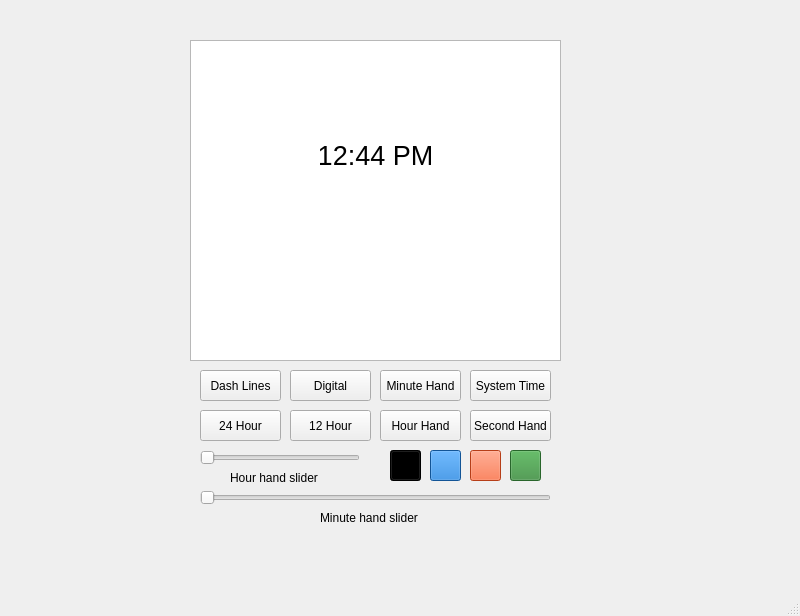
Above: mainwindow.ui from kk107k/Analog-Clock-QML before the change. Below: the same form after it.
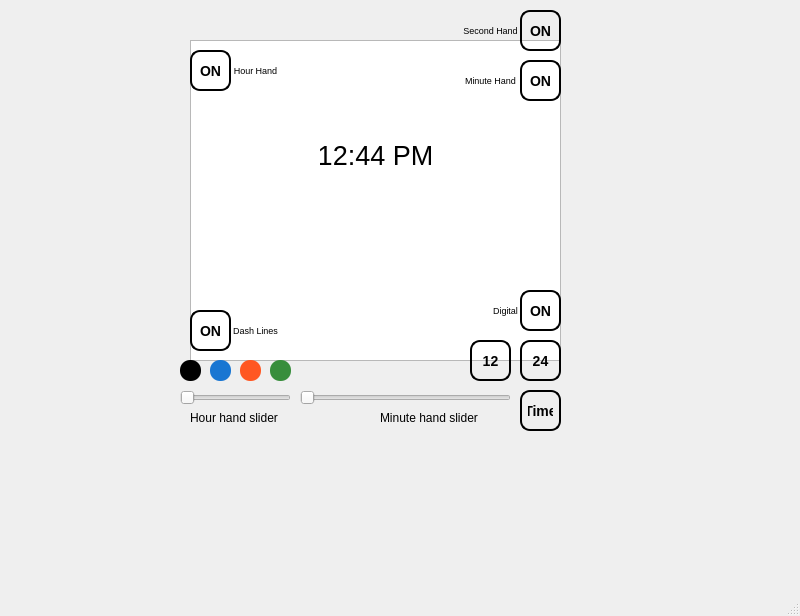
That is the form after the change. Custom widgets are drawn as their Qt base class.

Diff of the .ui file:
```diff
--- a/mainwindow.ui
+++ b/mainwindow.ui
@@ -14,32 +14,6 @@
    <string>MainWindow</string>
   </property>
   <widget class="QWidget" name="centralwidget">
-   <widget class="QPushButton" name="toggleDigitalButton">
-    <property name="geometry">
-     <rect>
-      <x>290</x>
-      <y>370</y>
-      <width>81</width>
-      <height>31</height>
-     </rect>
-    </property>
-    <property name="text">
-     <string>Digital</string>
-    </property>
-   </widget>
-   <widget class="QPushButton" name="toggle12HourModeButton">
-    <property name="geometry">
-     <rect>
-      <x>290</x>
-      <y>410</y>
-      <width>81</width>
-      <height>31</height>
-     </rect>
-    </property>
-    <property name="text">
-     <string>12 Hour</string>
-    </property>
-   </widget>
    <widget class="ClockFace" name="clockFace">
     <property name="geometry">
      <rect>
@@ -77,61 +51,113 @@
    <widget class="QPushButton" name="toggle24HourModeButton">
     <property name="geometry">
      <rect>
-      <x>200</x>
-      <y>410</y>
-      <width>81</width>
-      <height>31</height>
+      <x>520</x>
+      <y>340</y>
+      <width>41</width>
+      <height>41</height>
      </rect>
     </property>
+    <property name="styleSheet">
+     <string notr="true">QPushButton {
+   border: 2px solid black;
+   border-radius: 10px;
+   font: bold 14px;
+   padding: 6px;
+}
+
+QPushButton:pressed {
+   background-color: grey;
+}
+</string>
+    </property>
     <property name="text">
-     <string>24 Hour</string>
+     <string>24</string>
     </property>
    </widget>
    <widget class="QPushButton" name="toggleDashLinesButton">
     <property name="geometry">
      <rect>
-      <x>200</x>
-      <y>370</y>
-      <width>81</width>
-      <height>31</height>
+      <x>190</x>
+      <y>310</y>
+      <width>41</width>
+      <height>41</height>
      </rect>
     </property>
+    <property name="styleSheet">
+     <string notr="true">QPushButton {
+   border: 2px solid black;
+   border-radius: 10px;
+   font: bold 14px;
+   padding: 6px;
+}
+
+QPushButton:pressed {
+   background-color: grey;
+}
+</string>
+    </property>
     <property name="text">
-     <string>Dash Lines</string>
+     <string>ON</string>
     </property>
    </widget>
    <widget class="QPushButton" name="toggleMinuteHandButton">
     <property name="geometry">
      <rect>
-      <x>380</x>
-      <y>370</y>
-      <width>81</width>
-      <height>31</height>
+      <x>520</x>
+      <y>60</y>
+      <width>41</width>
+      <height>41</height>
      </rect>
     </property>
+    <property name="styleSheet">
+     <string notr="true">QPushButton {
+   border: 2px solid black;
+   border-radius: 10px;
+   font: bold 14px;
+   padding: 6px;
+}
+
+QPushButton:pressed {
+   background-color: grey;
+}
+</string>
+    </property>
     <property name="text">
-     <string>Minute Hand</string>
+     <string>ON</string>
     </property>
    </widget>
    <widget class="QPushButton" name="toggleHourHandButton">
     <property name="geometry">
      <rect>
-      <x>380</x>
-      <y>410</y>
-      <width>81</width>
-      <height>31</height>
+      <x>190</x>
+      <y>50</y>
+      <width>41</width>
+      <height>41</height>
      </rect>
     </property>
+    <property name="styleSheet">
+     <string notr="true">QPushButton {
+   border: 2px solid black;
+   border-radius: 10px;
+   font: bold 14px;
+   padding: 6px;
+}
+
+QPushButton:pressed {
+   background-color: grey;
+}
+</string>
+    </property>
     <property name="text">
-     <string>Hour Hand</string>
+     <string>ON</string>
     </property>
    </widget>
    <widget class="QSlider" name="hourHandSlider">
     <property name="geometry">
      <rect>
-      <x>200</x>
-      <y>450</y>
-      <width>160</width>
+      <x>180</x>
+      <y>390</y>
+      <width>111</width>
       <height>16</height>
      </rect>
     </property>
@@ -145,9 +171,9 @@
    <widget class="QSlider" name="minuteHandSlider">
     <property name="geometry">
      <rect>
-      <x>200</x>
-      <y>490</y>
-      <width>351</width>
+      <x>300</x>
+      <y>390</y>
+      <width>211</width>
       <height>16</height>
      </rect>
     </property>
@@ -161,8 +187,8 @@
    <widget class="QLabel" name="label">
     <property name="geometry">
      <rect>
-      <x>230</x>
-      <y>470</y>
+      <x>190</x>
+      <y>410</y>
       <width>101</width>
       <height>16</height>
      </rect>
@@ -174,8 +200,8 @@
    <widget class="QLabel" name="label_2">
     <property name="geometry">
      <rect>
-      <x>320</x>
-      <y>510</y>
+      <x>380</x>
+      <y>410</y>
       <width>101</width>
       <height>16</height>
      </rect>
@@ -187,36 +213,62 @@
    <widget class="QPushButton" name="toggleSecondHandButton">
     <property name="geometry">
      <rect>
-      <x>470</x>
-      <y>410</y>
-      <width>81</width>
-      <height>31</height>
+      <x>520</x>
+      <y>10</y>
+      <width>41</width>
+      <height>41</height>
      </rect>
     </property>
+    <property name="styleSheet">
+     <string notr="true">QPushButton {
+   border: 2px solid black;
+   border-radius: 10px;
+   font: bold 14px;
+   padding: 6px;
+}
+
+QPushButton:pressed {
+   background-color: grey;
+}
+</string>
+    </property>
     <property name="text">
-     <string>Second Hand</string>
+     <string>ON</string>
     </property>
    </widget>
    <widget class="QPushButton" name="toggleManualTimeButton">
     <property name="geometry">
      <rect>
-      <x>470</x>
-      <y>370</y>
-      <width>81</width>
-      <height>31</height>
+      <x>520</x>
+      <y>390</y>
+      <width>41</width>
+      <height>41</height>
      </rect>
     </property>
+    <property name="styleSheet">
+     <string notr="true">QPushButton {
+   border: 2px solid black;
+   border-radius: 10px;
+   font: bold 14px;
+   padding: 6px;
+}
+
+QPushButton:pressed {
+   background-color: grey;
+}
+</string>
+    </property>
     <property name="text">
-     <string>System Time</string>
+     <string>Time</string>
     </property>
    </widget>
    <widget class="QPushButton" name="blackModeButton">
     <property name="geometry">
      <rect>
-      <x>390</x>
-      <y>450</y>
-      <width>31</width>
-      <height>31</height>
+      <x>180</x>
+      <y>360</y>
+      <width>21</width>
+      <height>21</height>
      </rect>
     </property>
     <property name="palette">
@@ -688,6 +740,14 @@
       </disabled>
      </palette>
     </property>
+    <property name="styleSheet">
+     <string notr="true">QPushButton {
+  border-radius: 10%;
+  background-color: black;} 
+ QPushButton:pressed {
+   background-color: grey;
+}</string>
+    </property>
     <property name="text">
      <string/>
     </property>
@@ -695,10 +755,10 @@
    <widget class="QPushButton" name="blueModeButton">
     <property name="geometry">
      <rect>
-      <x>430</x>
-      <y>450</y>
-      <width>31</width>
-      <height>31</height>
+      <x>210</x>
+      <y>360</y>
+      <width>21</width>
+      <height>21</height>
      </rect>
     </property>
     <property name="palette">
@@ -788,9 +848,9 @@
        <colorrole role="Base">
         <brush brushstyle="SolidPattern">
          <color alpha="255">
-          <red>255</red>
-          <green>255</green>
-          <blue>255</blue>
+          <red>25</red>
+          <green>118</green>
+          <blue>210</blue>
          </color>
         </brush>
        </colorrole>
@@ -943,9 +1003,9 @@
        <colorrole role="Base">
         <brush brushstyle="SolidPattern">
          <color alpha="255">
-          <red>255</red>
-          <green>255</green>
-          <blue>255</blue>
+          <red>25</red>
+          <green>118</green>
+          <blue>210</blue>
          </color>
         </brush>
        </colorrole>
@@ -1170,6 +1230,11 @@
       </disabled>
      </palette>
     </property>
+    <property name="styleSheet">
+     <string notr="true">QPushButton {
+  border-radius: 10%;
+  background-color: #1976D2;}</string>
+    </property>
     <property name="text">
      <string/>
     </property>
@@ -1177,10 +1242,10 @@
    <widget class="QPushButton" name="orangeModeButton">
     <property name="geometry">
      <rect>
-      <x>470</x>
-      <y>450</y>
-      <width>31</width>
-      <height>31</height>
+      <x>240</x>
+      <y>360</y>
+      <width>21</width>
+      <height>21</height>
      </rect>
     </property>
     <property name="palette">
@@ -1271,8 +1336,8 @@
         <brush brushstyle="SolidPattern">
          <color alpha="255">
           <red>255</red>
-          <green>255</green>
-          <blue>255</blue>
+          <green>87</green>
+          <blue>34</blue>
          </color>
         </brush>
        </colorrole>
@@ -1426,8 +1491,8 @@
         <brush brushstyle="SolidPattern">
          <color alpha="255">
           <red>255</red>
-          <green>255</green>
-          <blue>255</blue>
+          <green>87</green>
+          <blue>34</blue>
          </color>
         </brush>
        </colorrole>
@@ -1652,6 +1717,11 @@
       </disabled>
      </palette>
     </property>
+    <property name="styleSheet">
+     <string notr="true">QPushButton {
+  border-radius: 10%;
+  background-color: #FF5722;}</string>
+    </property>
     <property name="text">
      <string/>
     </property>
@@ -1659,10 +1729,10 @@
    <widget class="QPushButton" name="greenModeButton">
     <property name="geometry">
      <rect>
-      <x>510</x>
-      <y>450</y>
-      <width>31</width>
-      <height>31</height>
+      <x>270</x>
+      <y>360</y>
+      <width>21</width>
+      <height>21</height>
      </rect>
     </property>
     <property name="palette">
@@ -1752,9 +1822,9 @@
        <colorrole role="Base">
         <brush brushstyle="SolidPattern">
          <color alpha="255">
-          <red>255</red>
-          <green>255</green>
-          <blue>255</blue>
+          <red>56</red>
+          <green>142</green>
+          <blue>60</blue>
          </color>
         </brush>
        </colorrole>
@@ -1907,9 +1977,9 @@
        <colorrole role="Base">
         <brush brushstyle="SolidPattern">
          <color alpha="255">
-          <red>255</red>
-          <green>255</green>
-          <blue>255</blue>
+          <red>56</red>
+          <green>142</green>
+          <blue>60</blue>
          </color>
         </brush>
        </colorrole>
@@ -2134,10 +2204,172 @@
       </disabled>
      </palette>
     </property>
+    <property name="styleSheet">
+     <string notr="true">QPushButton {
+  border-radius: 10%;
+  background-color: #388E3C;}</string>
+    </property>
     <property name="text">
      <string/>
     </property>
    </widget>
+   <widget class="QLabel" name="dashLineLabel">
+    <property name="geometry">
+     <rect>
+      <x>220</x>
+      <y>320</y>
+      <width>71</width>
+      <height>21</height>
+     </rect>
+    </property>
+    <property name="font">
+     <font>
+      <pointsize>7</pointsize>
+     </font>
+    </property>
+    <property name="text">
+     <string>Dash Lines</string>
+    </property>
+    <property name="alignment">
+     <set>Qt::AlignCenter</set>
+    </property>
+   </widget>
+   <widget class="QLabel" name="digitalLabel">
+    <property name="geometry">
+     <rect>
+      <x>470</x>
+      <y>300</y>
+      <width>71</width>
+      <height>21</height>
+     </rect>
+    </property>
+    <property name="font">
+     <font>
+      <pointsize>7</pointsize>
+     </font>
+    </property>
+    <property name="text">
+     <string>Digital</string>
+    </property>
+    <property name="alignment">
+     <set>Qt::AlignCenter</set>
+    </property>
+   </widget>
+   <widget class="QLabel" name="hourHandLabel">
+    <property name="geometry">
+     <rect>
+      <x>220</x>
+      <y>60</y>
+      <width>71</width>
+      <height>21</height>
+     </rect>
+    </property>
+    <property name="font">
+     <font>
+      <pointsize>7</pointsize>
+     </font>
+    </property>
+    <property name="text">
+     <string>Hour Hand</string>
+    </property>
+    <property name="alignment">
+     <set>Qt::AlignCenter</set>
+    </property>
+   </widget>
+   <widget class="QPushButton" name="toggleDigitalButton">
+    <property name="geometry">
+     <rect>
+      <x>520</x>
+      <y>290</y>
+      <width>41</width>
+      <height>41</height>
+     </rect>
+    </property>
+    <property name="styleSheet">
+     <string notr="true">QPushButton {
+   border: 2px solid black;
+   border-radius: 10px;
+   font: bold 14px;
+   padding: 6px;
+}
+
+QPushButton:pressed {
+   background-color: grey;
+}
+</string>
+    </property>
+    <property name="text">
+     <string>ON</string>
+    </property>
+   </widget>
+   <widget class="QPushButton" name="toggle12HourModeButton">
+    <property name="geometry">
+     <rect>
+      <x>470</x>
+      <y>340</y>
+      <width>41</width>
+      <height>41</height>
+     </rect>
+    </property>
+    <property name="styleSheet">
+     <string notr="true">QPushButton {
+   border: 2px solid black;
+   border-radius: 10px;
+   font: bold 14px;
+   padding: 6px;
+}
+
+QPushButton:pressed {
+   background-color: grey;
+}
+</string>
+    </property>
+    <property name="text">
+     <string>12</string>
+    </property>
+   </widget>
+   <widget class="QLabel" name="hourHandLabel_2">
+    <property name="geometry">
+     <rect>
+      <x>450</x>
+      <y>70</y>
+      <width>81</width>
+      <height>21</height>
+     </rect>
+    </property>
+    <property name="font">
+     <font>
+      <pointsize>7</pointsize>
+     </font>
+    </property>
+    <property name="text">
+     <string>Minute Hand</string>
+    </property>
+    <property name="alignment">
+     <set>Qt::AlignCenter</set>
+    </property>
+   </widget>
+   <widget class="QLabel" name="hourHandLabel_3">
+    <property name="geometry">
+     <rect>
+      <x>450</x>
+      <y>20</y>
+      <width>81</width>
+      <height>21</height>
+     </rect>
+    </property>
+    <property name="font">
+     <font>
+      <pointsize>7</pointsize>
+     </font>
+    </property>
+    <property name="text">
+     <string>Second Hand</string>
+    </property>
+    <property name="alignment">
+     <set>Qt::AlignCenter</set>
+    </property>
+   </widget>
   </widget>
   <widget class="QMenuBar" name="menubar">
    <property name="geometry">
```
Left out of the diff: 4 changed lines with no effect on the pictures.
